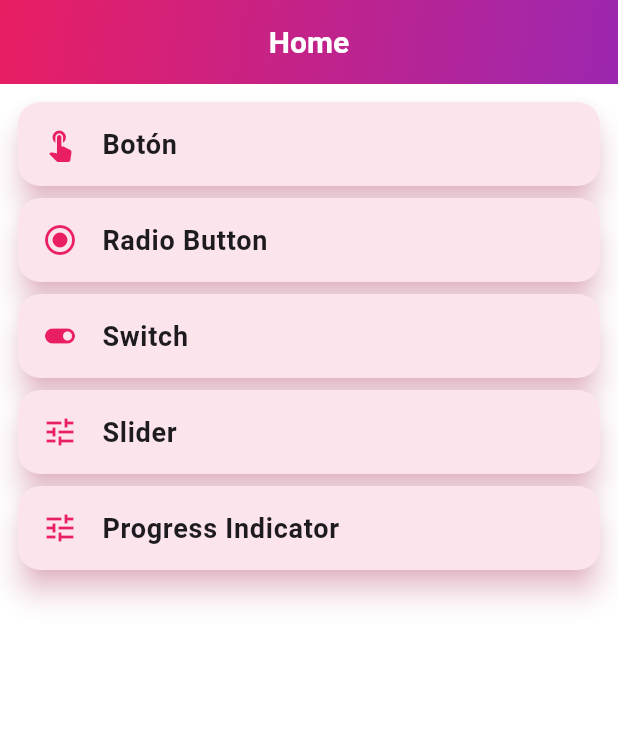
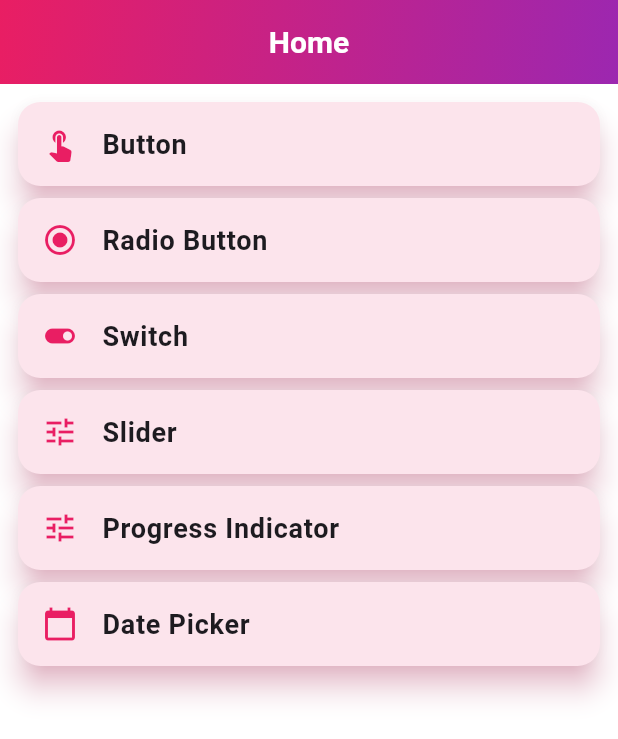
Before and after one commit to LeopoldoIII/my_cs_flutter_app, a Flutter app: the screen it shows after launch, on a phone screen of 412 x 824 dp. Shown: the top 739 px of the screen. Run offline on Flutter 3.47's test engine with Material 3 defaults, Android fonts, the phone set to English and light mode, and no system bars.

Commit message:
date picker screen added

```diff
--- a/lib/features/button_feature/screens/button_screen.dart
+++ b/lib/features/button_feature/screens/button_screen.dart
@@ -5,11 +5,11 @@ class ButtonScreen extends StatelessWidget {
   @override
   Widget build(BuildContext context) {
     return Scaffold(
-      appBar: const CustomAppBar(title: 'Botón'),
+      appBar: const CustomAppBar(title: 'Button'),
       body: Column(
         mainAxisAlignment: MainAxisAlignment.center,
         children: [
-          const Center(child: Text('Esta es la pantalla del botón')),
+          const Center(child: Text('Screen Button')),
           const SizedBox(height: 20),
           ElevatedButton(
             onPressed: () {
--- a/lib/features/home/screens/main_screen.dart
+++ b/lib/features/home/screens/main_screen.dart
@@ -1,11 +1,12 @@
 import 'package:flutter/material.dart';
-import 'package:my_cs_flutter_app/features/button_feature/screens/button_screen.dart'; // Importa la pantalla del botón
+import 'package:my_cs_flutter_app/features/button_feature/screens/button_screen.dart';
+import 'package:my_cs_flutter_app/features/date_picker_feature/screens/date_picker_screen.dart';
 import 'package:my_cs_flutter_app/features/progress_indicator_feature/screens/progress_screen.dart';
-import 'package:my_cs_flutter_app/features/radio_button_feature/screens/radio_button_screeen.dart'; // Importa la pantalla del botón
+import 'package:my_cs_flutter_app/features/radio_button_feature/screens/radio_button_screeen.dart';
 import 'package:my_cs_flutter_app/features/switch_features/screens/switch_screen.dart';
 import 'package:my_cs_flutter_app/features/slider_feature/screens/slider_screen.dart';
 import 'package:my_cs_flutter_app/shared/widgets/custom_app_bar.dart';
-import 'package:my_cs_flutter_app/shared/widgets/custom_card_widget.dart'; // Importa el widget genérico
+import 'package:my_cs_flutter_app/shared/widgets/custom_card_widget.dart';
 
 class MainScreen extends StatelessWidget {
   @override
@@ -16,7 +17,7 @@ class MainScreen extends StatelessWidget {
         padding: const EdgeInsets.all(8.0),
         children: [
           CustomCardWidget(
-            title: 'Botón',
+            title: 'Button',
             leading: Icons.touch_app,
             destination: ButtonScreen(),
           ),
@@ -39,6 +40,11 @@ class MainScreen extends StatelessWidget {
             title: 'Progress Indicator',
             leading: Icons.tune,
             destination: ProgressScreen(),
+          ),
+          CustomCardWidget(
+            title: 'Date Picker',
+            leading: Icons.calendar_today,
+            destination: DatePickerScreen(),
           )
         ],
       ),
--- a/pubspec.yaml
+++ b/pubspec.yaml
@@ -30,7 +30,7 @@ environment:
 dependencies:
   flutter:
     sdk: flutter
-
+  intl: ^0.17.0
 
   # The following adds the Cupertino Icons font to your application.
   # Use with the CupertinoIcons class for iOS style icons.
```
Also changed, not shown: lib/features/date_picker_feature/screens/date_picker_screen.dart (added, +58 -0 lines).
